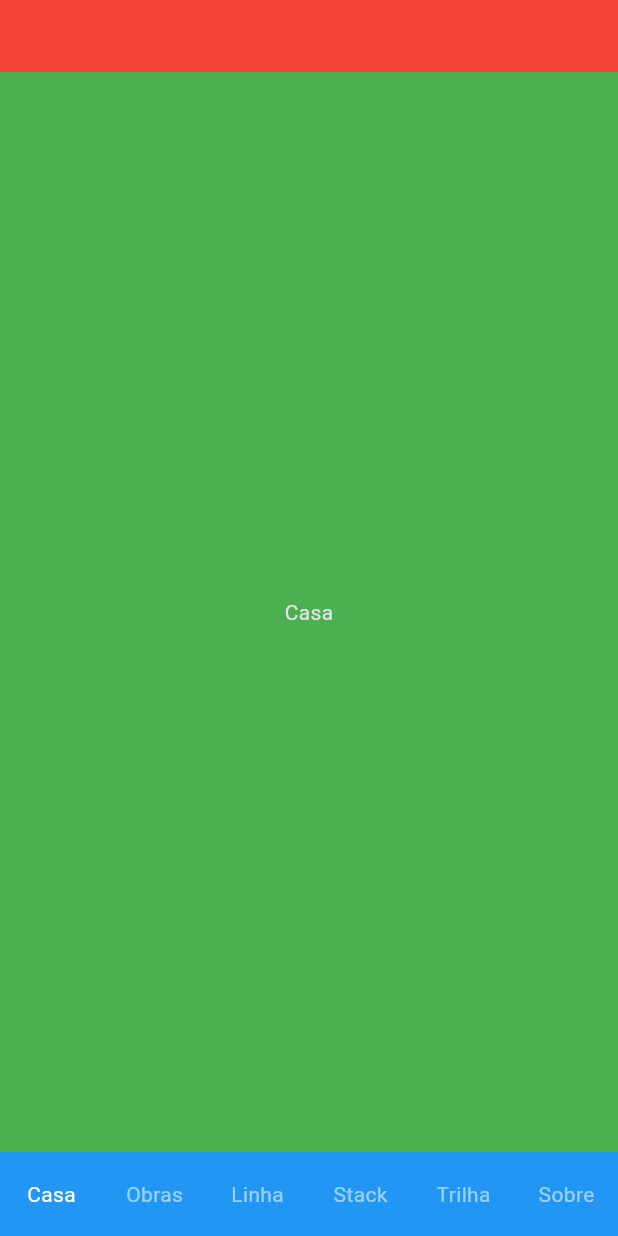
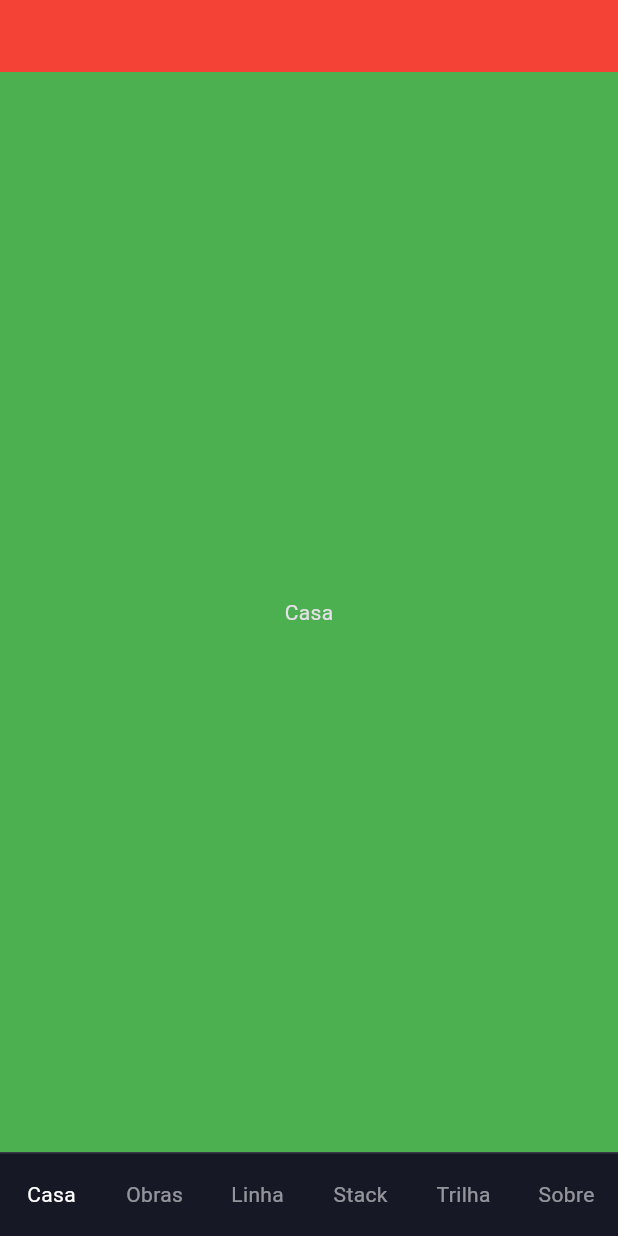
Before and after one commit to camistallica/camistallica-portfolio, a Flutter app: the screen it shows after launch, on a phone screen of 412 x 824 dp. Run offline on Flutter 3.47's test engine with Material 3 defaults, Android fonts, the phone set to English and light mode, and no system bars; our stand-ins replace google_fonts.

Commit message:
refactor: change the theme tab for nocturne

```diff
--- a/camistallica_portfolio/lib/shell/app_shell.dart
+++ b/camistallica_portfolio/lib/shell/app_shell.dart
@@ -44,7 +44,10 @@ class _AppShellState extends State<AppShell> {
 
           Container(
             height: 56,
-            color: Colors.blue,
+            decoration: BoxDecoration(
+              color: n.bg,
+              border: Border(top: BorderSide(color: n.line))
+            ),
             child: Row(
               children: AppTab.values.map((tab) {
                 final ativo = tab == _tab;
```
